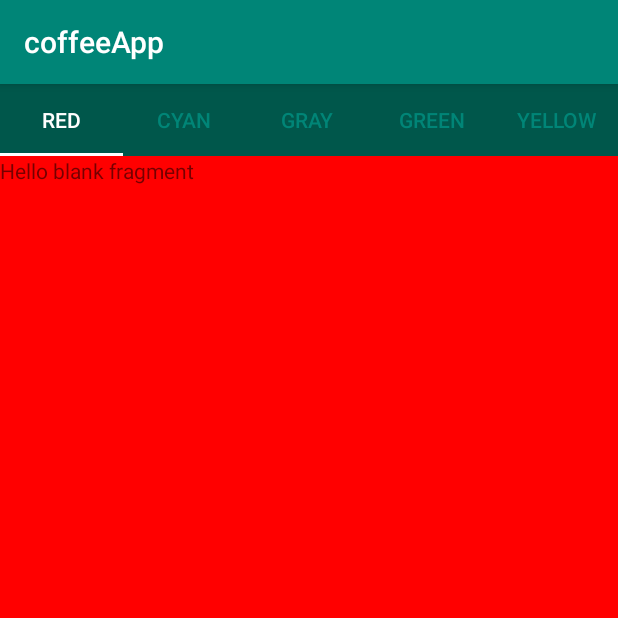
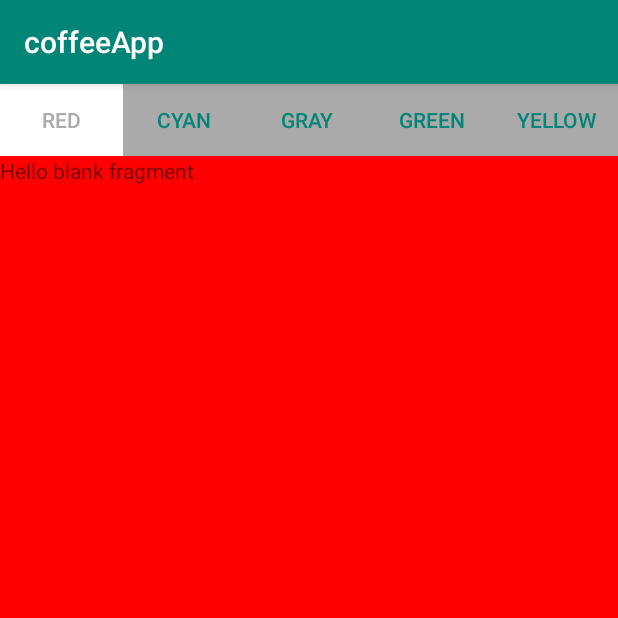
Before and after one commit to yeonyang9421/CoffeeApp, an Android app: the ViewPagerActivity screen opened directly, with no data from a screen before it, on a phone screen of 412 x 824 dp, the top half of it. Run offline under Robolectric (Android 15) with nearby library versions, the phone set to English and light mode, and no system bars.

Commit message:
16일차 TabLayout

```diff
--- /dev/null
+++ b/app/src/main/res/drawable/tab_background.xml
@@ -0,0 +1,9 @@
+<?xml version="1.0" encoding="utf-8"?>
+<selector xmlns:android="http://schemas.android.com/apk/res/android">
+    <item android:state_selected="false">
+    <color android:color="@android:color/darker_gray"/>
+</item>
+    <item android:state_selected="true">
+        <color android:color="@android:color/white"/>
+    </item>
+</selector>
--- a/app/src/main/res/layout/activity_view_pager.xml
+++ b/app/src/main/res/layout/activity_view_pager.xml
@@ -11,9 +11,10 @@
         android:id="@+id/tab"
         android:layout_width="match_parent"
         android:layout_height="wrap_content"
+        app:tabBackground="@drawable/tab_background"
         android:background="@color/colorPrimaryDark"
         app:tabIndicatorColor="@android:color/background_light"
-        app:tabSelectedTextColor="@android:color/background_light"
+        app:tabSelectedTextColor="@android:color/darker_gray"
         app:tabTextColor="@color/colorPrimary" />
 
     <android.support.v4.view.ViewPager
```
